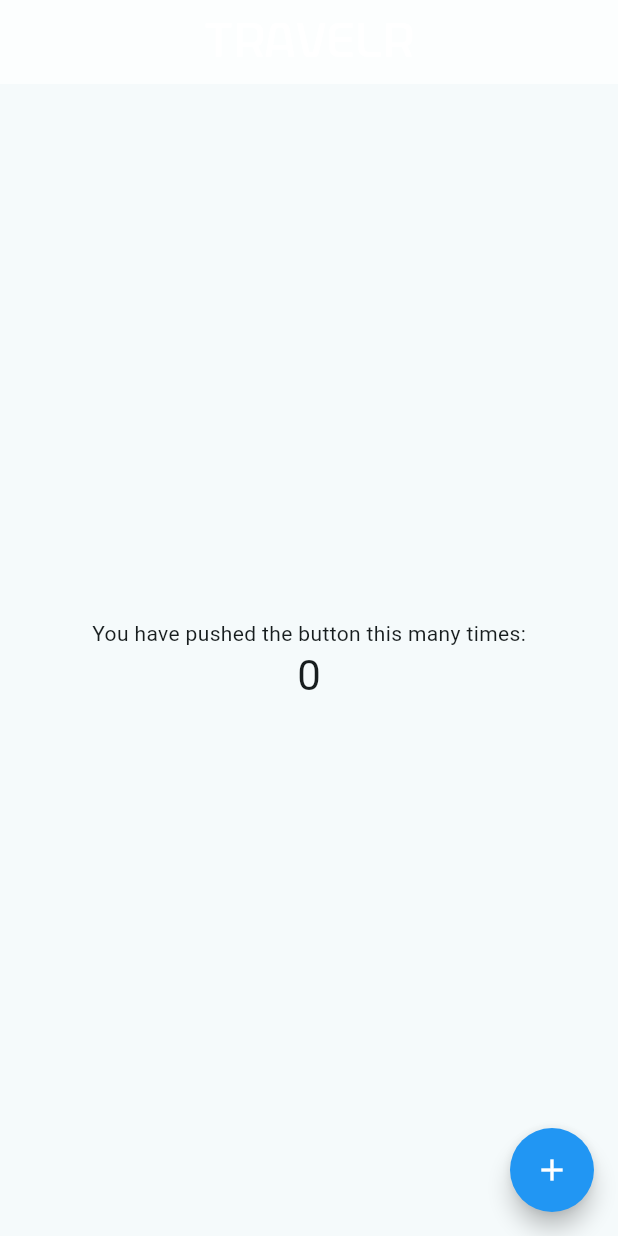
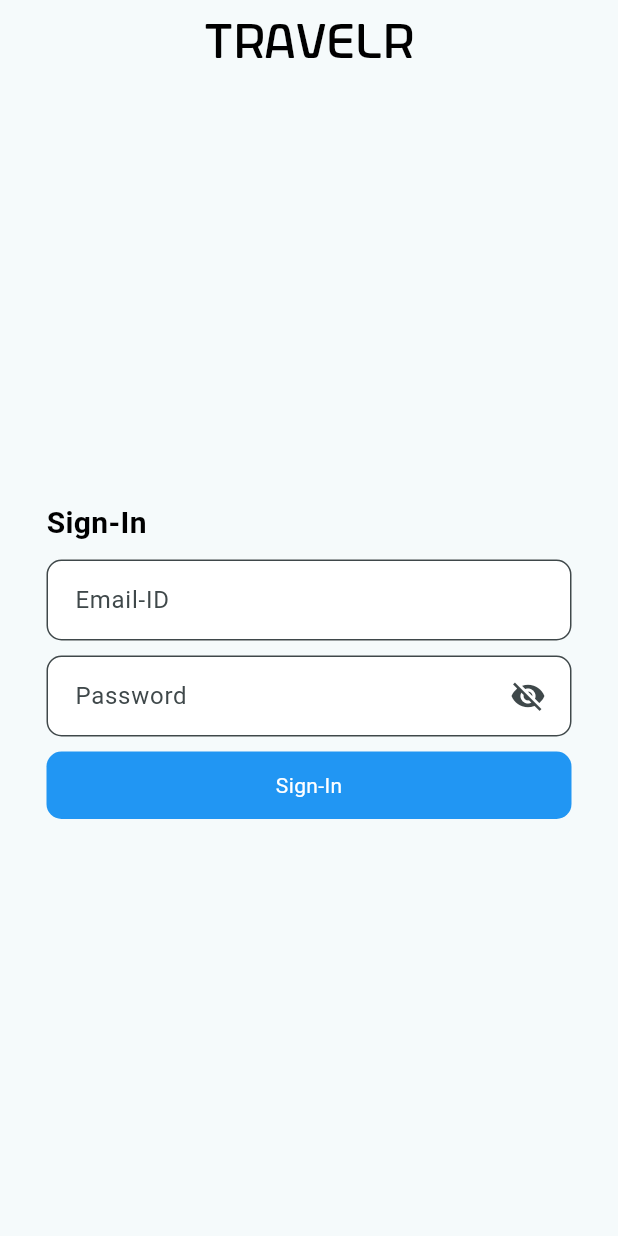
Before and after one commit to Sidd0712/travelr, a Flutter app: the screen it shows after launch, on a phone screen of 412 x 824 dp. Run offline on Flutter 3.47's test engine with Material 3 defaults, Android fonts, the phone set to English and light mode, and no system bars.

Commit message:
Login Screen UI Ready

```diff
--- /dev/null
+++ b/lib/login/login.dart
@@ -0,0 +1,124 @@
+import 'package:flutter/material.dart';
+
+class LoginPage extends StatefulWidget {
+  @override
+  _LoginPageState createState() => _LoginPageState();
+}
+
+class _LoginPageState extends State<LoginPage> {
+  final TextEditingController _emailController = TextEditingController();
+  final TextEditingController _passwordController = TextEditingController();
+  final GlobalKey<FormState> _formKey = GlobalKey<FormState>();
+  bool _obscureText = true;
+
+  void _toggleVisibility() {
+    setState(() {
+      _obscureText = !_obscureText;
+    });
+  }
+
+  void _login() {
+    if (_formKey.currentState!.validate()) {
+      String email = _emailController.text;
+      String password = _passwordController.text;
+
+      // Add authentication logic here
+      print("Email: $email, Password: $password");
+
+      ScaffoldMessenger.of(context).showSnackBar(
+        SnackBar(content: Text("Login Successful")),
+      );
+    }
+  }
+
+  @override
+  Widget build(BuildContext context) {
+    return Scaffold(
+      appBar: AppBar(
+        title: const Text(
+          "travelr",
+          style: TextStyle(
+              fontFamily: "Northlane", fontSize: 32, color: Colors.black),
+        ),
+        centerTitle: true,
+      ),
+      body: Padding(
+        padding: const EdgeInsets.all(16.0),
+        child: Form(
+          key: _formKey,
+          child: Padding(
+            padding: const EdgeInsets.only(left: 15, right: 15),
+            child: Column(
+              mainAxisAlignment: MainAxisAlignment.center,
+              crossAxisAlignment: CrossAxisAlignment.start,
+              children: [
+                const Text(
+                  "Sign-In",
+                  style: TextStyle(
+                      fontSize: 20,
+                      color: Colors.black,
+                      fontWeight: FontWeight.bold),
+                ),
+                const SizedBox(height: 10),
+                TextFormField(
+                  cursorColor: Colors.black,
+                  controller: _emailController,
+                  decoration: const InputDecoration(
+                    filled: true,
+                    hintText: "Email-ID",
+                    contentPadding: EdgeInsets.all(15),
+                    fillColor: Colors.white,
+                    focusColor: Colors.black,
+                    border: OutlineInputBorder(
+                        borderRadius: BorderRadius.all(Radius.circular(10)),
+                        borderSide: BorderSide()),
+                  ),
+                ),
+                const SizedBox(height: 10),
+                TextFormField(
+                  cursorColor: Colors.black,
+                  controller: _passwordController,
+                  obscureText: _obscureText,
+                  decoration: InputDecoration(
+                    suffixIcon: Padding(
+                      padding: EdgeInsets.only(right: 5),
+                      child: IconButton(
+                        icon: Icon((_obscureText
+                            ? Icons.visibility_off
+                            : Icons.visibility)),
+                        onPressed: _toggleVisibility,
+                      ),
+                    ),
+                    filled: true,
+                    hintText: "Password",
+                    contentPadding: const EdgeInsets.all(15),
+                    fillColor: Colors.white,
+                    focusColor: Colors.black,
+                    border: const OutlineInputBorder(
+                        borderRadius: BorderRadius.all(Radius.circular(10)),
+                        borderSide: BorderSide()),
+                  ),
+                ),
+                const SizedBox(height: 10),
+                Container(
+                  height: 45,
+                  width: double.infinity,
+                  decoration: const BoxDecoration(
+                    borderRadius: BorderRadius.all(Radius.circular(10)),
+                    color: Colors.blue,
+                  ),
+                  //margin: EdgeInsets.all(15),
+                  //color: Colors.blue,
+                  child: const Center(
+                    child:
+                        Text("Sign-In", style: TextStyle(color: Colors.white)),
+                  ),
+                ),
+              ],
+            ),
+          ),
+        ),
+      ),
+    );
+  }
+}
--- /dev/null
+++ b/lib/login/splash.dart
@@ -0,0 +1,53 @@
+import 'package:flutter/material.dart';
+import 'dart:async';
+import 'package:travelr/login/login.dart';
+
+class MyHomePage extends StatefulWidget {
+  const MyHomePage({super.key, required this.title});
+
+  // This widget is the home page of your application. It is stateful, meaning
+  // that it has a State object (defined below) that contains fields that affect
+  // how it looks.
+
+  // This class is the configuration for the state. It holds the values (in this
+  // case the title) provided by the parent (in this case the App widget) and
+  // used by the build method of the State. Fields in a Widget subclass are
+  // always marked "final".
+
+  final String title;
+
+  @override
+  State<MyHomePage> createState() => _MyHomePageState();
+}
+
+class _MyHomePageState extends State<MyHomePage> {
+  @override
+  void initState() {
+    super.initState();
+    Future.delayed(const Duration(seconds: 3), () {
+      Navigator.pushReplacement(
+        context,
+        MaterialPageRoute(builder: (context) => LoginPage()),
+      );
+    });
+  }
+
+  @override
+  Widget build(BuildContext context) {
+    // This method is rerun every time setState is called, for instance as done
+    // by the _incrementCounter method above.
+    //
+    // The Flutter framework has been optimized to make rerunning build methods
+    // fast, so that you can just rebuild anything that needs updating rather
+    // than having to individually change instances of widgets.
+    return const Scaffold(
+      body: Center(
+        child: Text(
+          "travelr",
+          style: TextStyle(
+              fontFamily: "Northlane", fontSize: 52, color: Colors.black),
+        ),
+      ),
+    );
+  }
+}
--- a/lib/main.dart
+++ b/lib/main.dart
@@ -1,4 +1,5 @@
 import 'package:flutter/material.dart';
+import 'package:travelr/login/splash.dart';
 
 void main() {
   runApp(const MyApp());
@@ -6,7 +7,6 @@ void main() {
 
 class MyApp extends StatelessWidget {
   const MyApp({super.key});
-
   // This widget is the root of your application.
   @override
   Widget build(BuildContext context) {
@@ -31,100 +31,8 @@ class MyApp extends StatelessWidget {
         colorScheme: ColorScheme.fromSeed(seedColor: Colors.white),
         useMaterial3: true,
       ),
+      debugShowCheckedModeBanner: false,
       home: const MyHomePage(title: 'travelr'),
     );
   }
 }
-
-class MyHomePage extends StatefulWidget {
-  const MyHomePage({super.key, required this.title});
-
-  // This widget is the home page of your application. It is stateful, meaning
-  // that it has a State object (defined below) that contains fields that affect
-  // how it looks.
-
-  // This class is the configuration for the state. It holds the values (in this
-  // case the title) provided by the parent (in this case the App widget) and
-  // used by the build method of the State. Fields in a Widget subclass are
-  // always marked "final".
-
-  final String title;
-
-  @override
-  State<MyHomePage> createState() => _MyHomePageState();
-}
-
-class _MyHomePageState extends State<MyHomePage> {
-  int _counter = 0;
-
-  void _incrementCounter() {
-    setState(() {
-      // This call to setState tells the Flutter framework that something has
-      // changed in this State, which causes it to rerun the build method below
-      // so that the display can reflect the updated values. If we changed
-      // _counter without calling setState(), then the build method would not be
-      // called again, and so nothing would appear to happen.
-      _counter++;
-    });
-  }
-
-  @override
-  Widget build(BuildContext context) {
-    // This method is rerun every time setState is called, for instance as done
-    // by the _incrementCounter method above.
-    //
-    // The Flutter framework has been optimized to make rerunning build methods
-    // fast, so that you can just rebuild anything that needs updating rather
-    // than having to individually change instances of widgets.
-    return Scaffold(
-      appBar: AppBar(
-        // TRY THIS: Try changing the color here to a specific color (to
-        // Colors.amber, perhaps?) and trigger a hot reload to see the AppBar
-        // change color while the other colors stay the same.
-        backgroundColor: Colors.white70,
-        centerTitle: true,
-        titleTextStyle: const TextStyle(fontFamily: "Northlane", fontSize: 32),
-        // Here we take the value from the MyHomePage object that was created by
-        // the App.build method, and use it to set our appbar title.
-        title: Text(widget.title),
-      ),
-      body: Center(
-        // Center is a layout widget. It takes a single child and positions it
-        // in the middle of the parent.
-        child: Column(
-          // Column is also a layout widget. It takes a list of children and
-          // arranges them vertically. By default, it sizes itself to fit its
-          // children horizontally, and tries to be as tall as its parent.
-          //
-          // Column has various properties to control how it sizes itself and
-          // how it positions its children. Here we use mainAxisAlignment to
-          // center the children vertically; the main axis here is the vertical
-          // axis because Columns are vertical (the cross axis would be
-          // horizontal).
-          //
-          // TRY THIS: Invoke "debug painting" (choose the "Toggle Debug Paint"
-          // action in the IDE, or press "p" in the console), to see the
-          // wireframe for each widget.
-          mainAxisAlignment: MainAxisAlignment.center,
-          children: <Widget>[
-            const Text(
-              'You have pushed the button this many times:',
-            ),
-            Text(
-              '$_counter',
-              style: Theme.of(context).textTheme.headlineMedium,
-            ),
-          ],
-        ),
-      ),
-      floatingActionButton: FloatingActionButton(
-        onPressed: _incrementCounter,
-        backgroundColor: Colors.blue,
-        foregroundColor: Colors.white,
-        shape: const CircleBorder(),
-        tooltip: 'Increment',
-        child: const Icon(Icons.add),
-      ), // This trailing comma makes auto-formatting nicer for build methods.
-    );
-  }
-}
```
